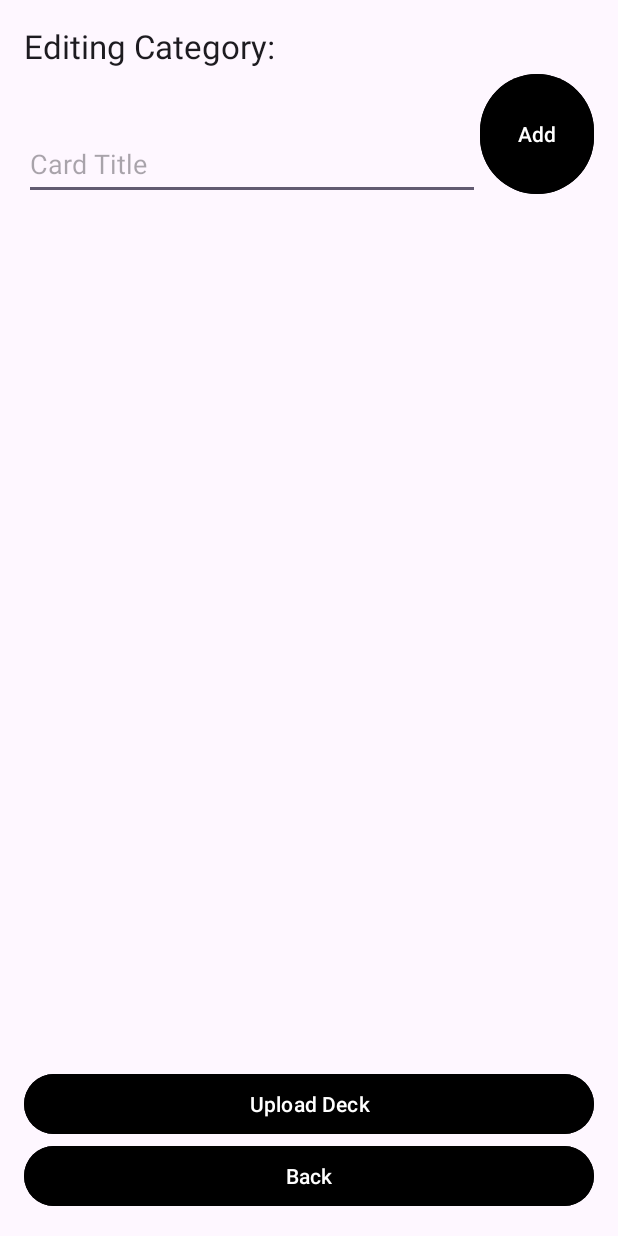
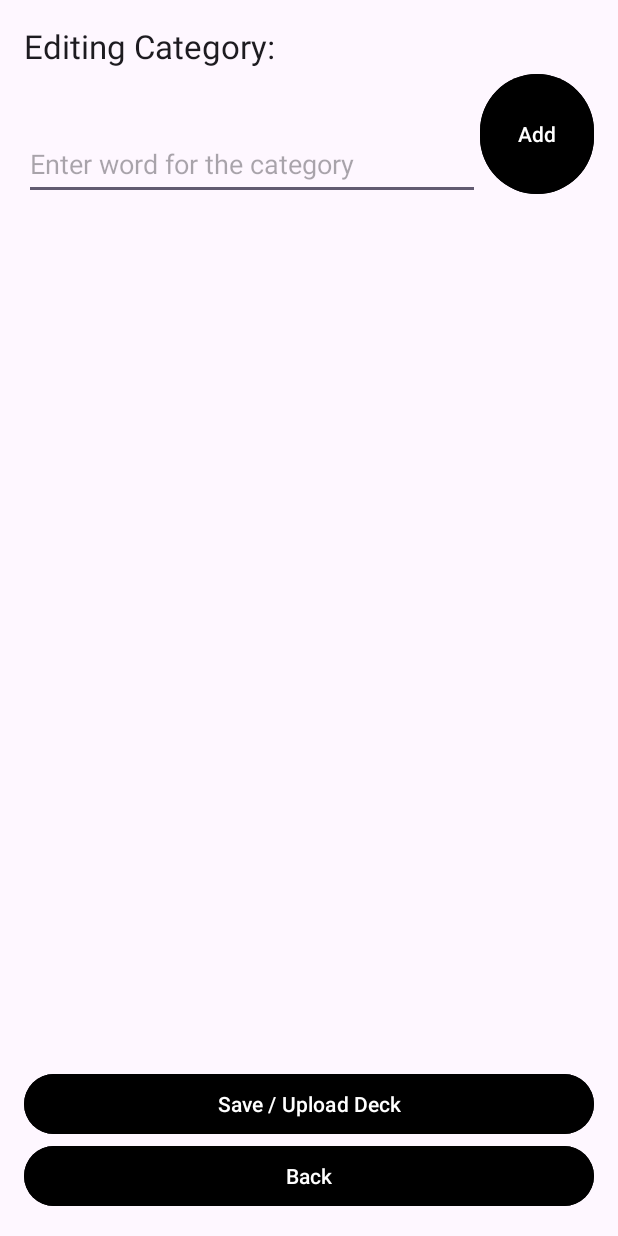
Before and after one commit to FishyBizz/Phrazes, an Android app: the AddCards screen opened directly, with no data from a screen before it, on a phone screen of 412 x 824 dp. Run offline under Robolectric (Android 15) with nearby library versions, the phone set to English and light mode, and no system bars.

Commit message:
Small string corrections.

```diff
--- a/app/src/main/res/values/strings.xml
+++ b/app/src/main/res/values/strings.xml
@@ -31,10 +31,10 @@
     <string name="logout_button">Log Out</string>
     <string name="AddCardsTitle">Editing Category:</string>
     <string name="CategoryName">Name of Category</string>
-    <string name="CardTitle">Card Title</string>
-    <string name="Upload">Upload Deck</string>
+    <string name="CardTitle">Enter word for the category</string>
+    <string name="Upload">Save / Upload Deck</string>
     <string name="AddCard">Add</string>
-    <string name="DisplayCard">Title of the Card</string>
+    <string name="DisplayCard">Displayed word!</string>
     <string name="correct">"Correct "</string>
     <string name="Pass">Pass</string>
     <string name="RoundNumberHeading">"Round Number: "</string>
```
